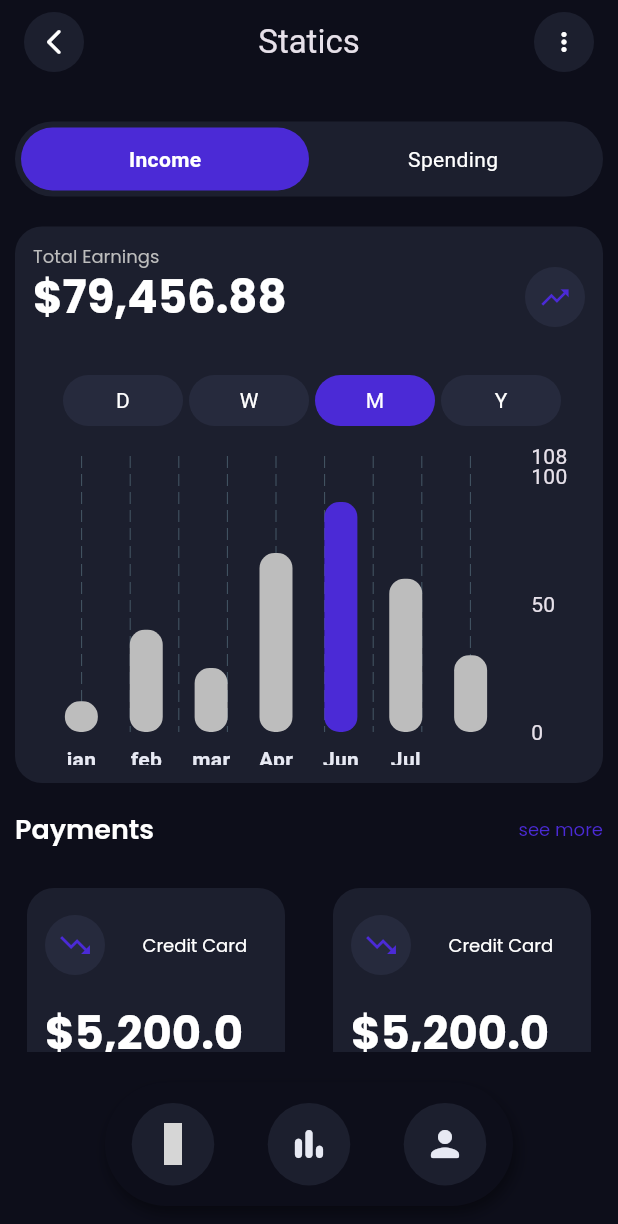
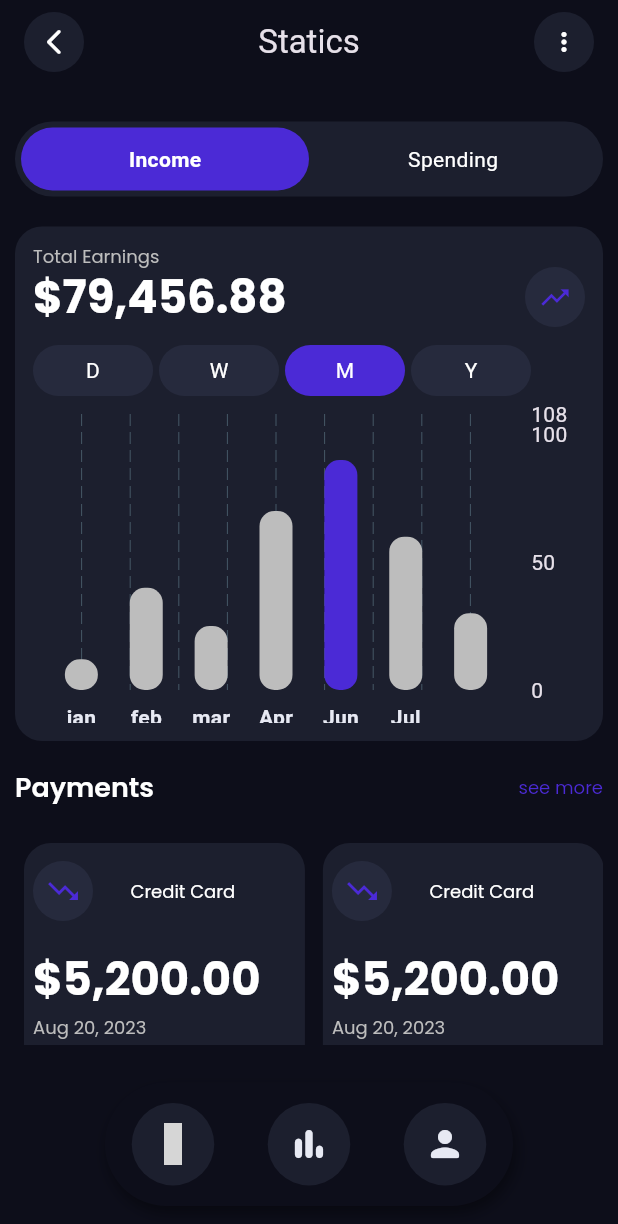
Before and after one commit to RWEMAISINGIZWENorbert/tuesday_fintech_ui, a Flutter app: the screen it shows after launch, after a tap on the "bar chart" icon, on a phone screen of 412 x 824 dp. Shown: the top 1224 px of the screen. Run offline on Flutter 3.47's test engine with Material 3 defaults, Android fonts, the phone set to English and light mode, and no system bars; drawn by our look-alikes of fl_chart; our stand-ins replace google_fonts, iconly; grey boxes are pictures that could not be loaded.

Commit message:
improve the pamaent card UI in it's component and statistics screen

```diff
--- a/lib/components/payment_card.dart
+++ b/lib/components/payment_card.dart
@@ -18,8 +18,9 @@ class PaymentCard extends StatelessWidget {
     final double screenWidth = MediaQuery.of(context).size.width;
     final double screenHeight = MediaQuery.of(context).size.height;
     return  Container(
-       margin: const EdgeInsets.all(8),
-       padding: const EdgeInsets.symmetric(vertical: 18, horizontal: 12),
+       width: screenWidth / 2.2,
+       margin: const EdgeInsets.all(6),
+       padding: const EdgeInsets.only(top: 12, bottom: 2 ,left: 6, right: 6),
        decoration: BoxDecoration(
         color: Theme.of(context).cardColor,
         borderRadius: BorderRadius.circular(18),
--- a/lib/components/total_earning_card.dart
+++ b/lib/components/total_earning_card.dart
@@ -41,10 +41,8 @@ class TotalEarningCard extends StatelessWidget {
             ],
           ),
           const SizedBox(height: 12),
-         Container(
-            margin: EdgeInsets.all(20),
-           child: Row(
-            mainAxisAlignment: MainAxisAlignment.spaceEvenly,
+         Row(
+          mainAxisAlignment: MainAxisAlignment.start,
           children: [
             Container(
                height: 34,
@@ -95,7 +93,7 @@ class TotalEarningCard extends StatelessWidget {
             ),
           ],
          ),
-         ),
+         const SizedBox(height: 12),
          SizedBox(
           height: MediaQuery.of(context).size.height * 0.25,
           child: BarGraph()
--- a/lib/screens/statics_screen.dart
+++ b/lib/screens/statics_screen.dart
@@ -45,11 +45,11 @@ class StaticsScreen extends StatelessWidget {
           )
          ],
        ),
-      body: SingleChildScrollView(
-        child: Container(
+      body: Container(
         margin: const EdgeInsets.symmetric(horizontal: 10, vertical: 5),
         child: SizedBox(
           height: MediaQuery.of(context).size.height,
+          child: SingleChildScrollView(
             child: Column(
               children: [
                 const SizedBox(height: 20,),
@@ -74,41 +74,67 @@ class StaticsScreen extends StatelessWidget {
                 ),
                 const SizedBox(height: 20,),
                  SizedBox(
-                  height: MediaQuery.of(context).size.height * 0.3,
-                  child: GridView.count(
-                            scrollDirection: Axis.vertical,
-                            crossAxisCount: MediaQuery.of(context).size.width > 700 ? 4 : 2,
-                            crossAxisSpacing: 16,
-                            mainAxisSpacing: 16,
-                            childAspectRatio: 1.1,
-                            children: [
-                              PaymentCard(
+                  height: MediaQuery.of(context).size.height * 0.25,
+                   child: ListView.builder(
+                     scrollDirection: Axis.horizontal,
+                     itemCount: 2,
+                     itemBuilder: (context, index){
+                       return PaymentCard(
                                  icon: Icon(Icons.trending_down, color: Theme.of(context).primaryColor,),
                                  name: 'Credit Card',
                                  amount: '\$5,200.00',
                                  date: 'Aug 20, 2023',
+                     );
+                    }),
                  ),
-                              PaymentCard(
+                  SizedBox(
+                    height: MediaQuery.of(context).size.height * 0.25,
+                    child: ListView.builder(
+                                    scrollDirection: Axis.horizontal,
+                                    itemCount: 2,
+                                    itemBuilder: (context, index){
+                                      return PaymentCard(
                            icon: Icon(Icons.trending_down, color: Theme.of(context).primaryColor,),
                            name: 'Credit Card',
                            amount: '\$5,200.00',
                            date: 'Aug 20, 2023',
+                                    );
+                               }),
                   ),
-                              PaymentCard(
-                                icon: Icon(Icons.trending_down, color: Theme.of(context).primaryColor,),
-                                name: 'Credit Card',
-                                amount: '\$5,200.00',
-                                date: 'Aug 20, 2023',
-                              ),
-                              PaymentCard(
-                                icon: Icon(Icons.trending_down, color: Theme.of(context).primaryColor,),
-                                name: 'Credit Card',
-                                amount: '\$5,200.00',
-                                date: 'Aug 20, 2023',
-                              ),
-                            ],
-                     ),
-                )
+                  // child: GridView.count(
+                  //           scrollDirection: Axis.vertical,
+                  //           crossAxisCount: MediaQuery.of(context).size.width > 700 ? 4 : 2,
+                  //           crossAxisSpacing: 16,
+                  //           mainAxisSpacing: 16,
+                  //           childAspectRatio: 1.1,
+                  //           children: [
+                  //             PaymentCard(
+                  //               icon: Icon(Icons.trending_down, color: Theme.of(context).primaryColor,),
+                  //               name: 'Credit Card',
+                  //               amount: '\$5,200.00',
+                  //               date: 'Aug 20, 2023',
+                  //             ),
+                  //             PaymentCard(
+                  //               icon: Icon(Icons.trending_down, color: Theme.of(context).primaryColor,),
+                  //               name: 'Credit Card',
+                  //               amount: '\$5,200.00',
+                  //               date: 'Aug 20, 2023',
+                  //             ),
+                  //             PaymentCard(
+                  //               icon: Icon(Icons.trending_down, color: Theme.of(context).primaryColor,),
+                  //               name: 'Credit Card',
+                  //               amount: '\$5,200.00',
+                  //               date: 'Aug 20, 2023',
+                  //             ),
+                  //             PaymentCard(
+                  //               icon: Icon(Icons.trending_down, color: Theme.of(context).primaryColor,),
+                  //               name: 'Credit Card',
+                  //               amount: '\$5,200.00',
+                  //               date: 'Aug 20, 2023',
+                  //             ),
+                  //           ],
+                  //    ),
+
               ],
             ),
           ),
```
Lines whose indentation alone changed are shown as unchanged.
